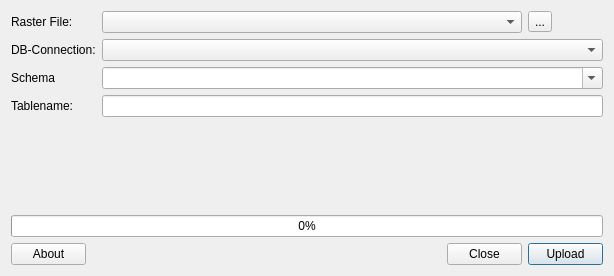
Above: pgraster_import_dialog_base.ui from hdus/pg_raster_upload before the change. Below: the same form after it.
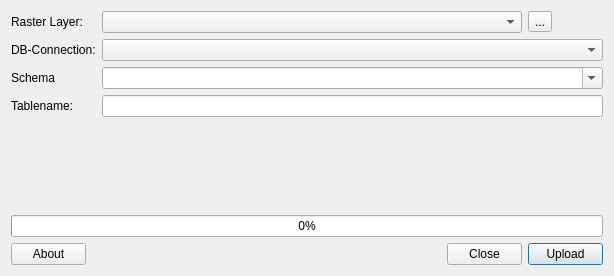
That is the form after the change. Custom widgets are drawn as their Qt base class.

Commit message: Label Raster File changed to Raster Layer

```diff
--- a/pgraster_import_dialog_base.ui
+++ b/pgraster_import_dialog_base.ui
@@ -47,7 +47,7 @@
    <item row="0" column="0">
     <widget class="QLabel" name="label">
      <property name="text">
-      <string>Raster File:</string>
+      <string>Raster Layer:</string>
      </property>
     </widget>
    </item>
```
